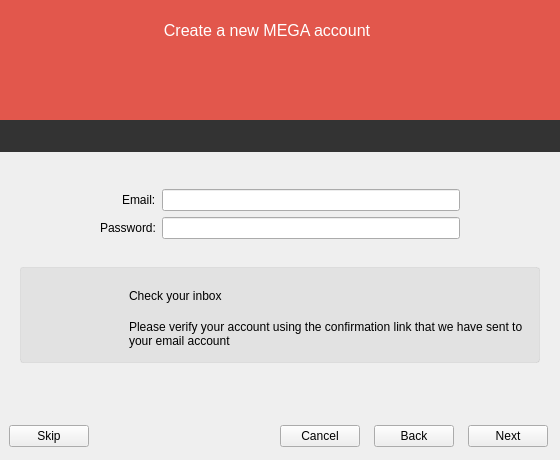
Above: src/MEGASync/gui/win/SetupWizard.ui from meganz/MEGAsync before the change. Below: the same form after it.
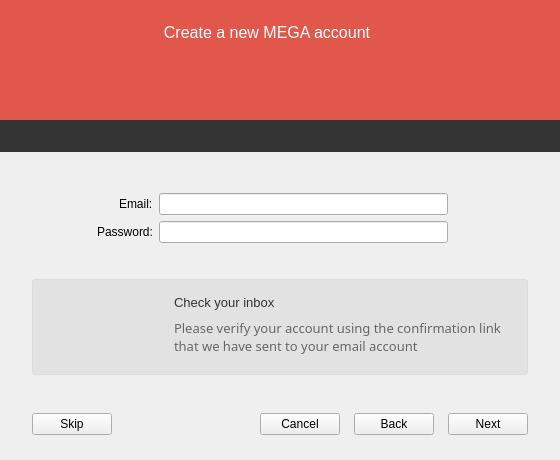
That is the form after the change. The open tabs and pages were chosen to show the change. Icons and pictures are not drawn. Custom widgets are drawn as their Qt base class.

Diff of the .ui file:
```diff
--- a/src/MEGASync/gui/win/SetupWizard.ui
+++ b/src/MEGASync/gui/win/SetupWizard.ui
@@ -18,7 +18,7 @@
   </property>
   <property name="maximumSize">
    <size>
-    <width>581</width>
+    <width>560</width>
     <height>460</height>
    </size>
   </property>
@@ -114,13 +114,13 @@
     <widget class="QWidget" name="wHeader" native="true">
      <property name="minimumSize">
       <size>
-       <width>0</width>
+       <width>560</width>
        <height>120</height>
       </size>
      </property>
      <property name="maximumSize">
       <size>
-       <width>16777215</width>
+       <width>560</width>
        <height>120</height>
       </size>
      </property>
@@ -144,7 +144,7 @@
           <number>0</number>
          </property>
          <property name="topMargin">
-          <number>0</number>
+          <number>5</number>
          </property>
          <property name="rightMargin">
           <number>0</number>
@@ -442,13 +442,13 @@
     <widget class="QStackedWidget" name="sPages">
      <property name="minimumSize">
       <size>
-       <width>0</width>
+       <width>560</width>
        <height>258</height>
       </size>
      </property>
      <property name="maximumSize">
       <size>
-       <width>16777215</width>
+       <width>560</width>
        <height>16777215</height>
       </size>
      </property>
@@ -789,16 +789,19 @@
       </property>
       <layout class="QVBoxLayout" name="verticalLayout_4">
        <property name="spacing">
-        <number>19</number>
+        <number>27</number>
        </property>
        <property name="leftMargin">
-        <number>20</number>
+        <number>32</number>
        </property>
        <property name="topMargin">
-        <number>25</number>
+        <number>40</number>
        </property>
        <property name="rightMargin">
-        <number>20</number>
+        <number>32</number>
+       </property>
+       <property name="bottomMargin">
+        <number>0</number>
        </property>
        <item>
         <widget class="QWidget" name="wLoginForm" native="true">
@@ -813,13 +816,13 @@
            <set>Qt::AlignRight|Qt::AlignTrailing|Qt::AlignVCenter</set>
           </property>
           <property name="leftMargin">
-           <number>80</number>
+           <number>65</number>
           </property>
           <property name="topMargin">
-           <number>12</number>
+           <number>1</number>
           </property>
           <property name="rightMargin">
-           <number>80</number>
+           <number>68</number>
           </property>
           <item row="1" column="0">
            <widget class="QLabel" name="lLoginEmail">
@@ -830,6 +833,18 @@
           </item>
           <item row="1" column="1">
            <widget class="QLineEdit" name="eLoginEmail">
+            <property name="minimumSize">
+             <size>
+              <width>289</width>
+              <height>0</height>
+             </size>
+            </property>
+            <property name="maximumSize">
+             <size>
+              <width>289</width>
+              <height>16777215</height>
+             </size>
+            </property>
             <property name="styleSheet">
              <string notr="true">background: none;</string>
             </property>
@@ -844,6 +859,18 @@
           </item>
           <item row="2" column="1">
            <widget class="QLineEdit" name="eLoginPassword">
+            <property name="minimumSize">
+             <size>
+              <width>289</width>
+              <height>0</height>
+             </size>
+            </property>
+            <property name="maximumSize">
+             <size>
+              <width>289</width>
+              <height>16777215</height>
+             </size>
+            </property>
             <property name="styleSheet">
              <string notr="true">background: none;</string>
             </property>
@@ -879,6 +906,21 @@
 }</string>
          </property>
          <layout class="QHBoxLayout" name="horizontalLayout_6">
+          <property name="spacing">
+           <number>27</number>
+          </property>
+          <property name="leftMargin">
+           <number>21</number>
+          </property>
+          <property name="topMargin">
+           <number>0</number>
+          </property>
+          <property name="rightMargin">
+           <number>21</number>
+          </property>
+          <property name="bottomMargin">
+           <number>0</number>
+          </property>
           <item>
            <widget class="QPushButton" name="bCheckInbox">
             <property name="minimumSize">
@@ -916,22 +958,40 @@
            <widget class="QWidget" name="wCheckInboxDesc" native="true">
             <layout class="QVBoxLayout" name="verticalLayout_15">
              <property name="spacing">
-              <number>0</number>
+              <number>4</number>
              </property>
              <property name="leftMargin">
               <number>0</number>
              </property>
              <property name="topMargin">
-              <number>0</number>
+              <number>13</number>
              </property>
              <property name="rightMargin">
               <number>0</number>
              </property>
              <property name="bottomMargin">
-              <number>0</number>
+              <number>16</number>
              </property>
              <item>
               <widget class="QLabel" name="lCheckInbox">
+               <property name="minimumSize">
+                <size>
+                 <width>0</width>
+                 <height>20</height>
+                </size>
+               </property>
+               <property name="maximumSize">
+                <size>
+                 <width>16777215</width>
+                 <height>20</height>
+                </size>
+               </property>
+               <property name="styleSheet">
+                <string notr="true">	color: #333333;
+	font-family: &quot;SF UI Text&quot;;
+	font-size: 13px;
+</string>
+               </property>
                <property name="text">
                 <string>Check your inbox</string>
                </property>
@@ -940,11 +1000,20 @@
              <item>
               <widget class="QLabel" name="lCheckInboxDesc">
                <property name="font">
-                <font/>
+                <font>
+                 <family>SF UI Text</family>
+                 <pointsize>-1</pointsize>
+                </font>
                </property>
                <property name="focusPolicy">
                 <enum>Qt::StrongFocus</enum>
                </property>
+               <property name="styleSheet">
+                <string notr="true">	color: #666666;
+	font-family: &quot;SF UI Text&quot;;
+	font-size: 13px;
+</string>
+               </property>
                <property name="text">
                 <string>Please verify your account using the confirmation link that we have sent to your email account</string>
                </property>
@@ -970,7 +1039,7 @@
          <property name="sizeHint" stdset="0">
           <size>
            <width>20</width>
-           <height>40</height>
+           <height>0</height>
           </size>
          </property>
         </spacer>
@@ -1954,13 +2023,13 @@
     <widget class="QWidget" name="wButtons" native="true">
      <property name="minimumSize">
       <size>
-       <width>0</width>
+       <width>560</width>
        <height>50</height>
       </size>
      </property>
      <property name="maximumSize">
       <size>
-       <width>16777215</width>
+       <width>560</width>
        <height>50</height>
       </size>
      </property>
@@ -1968,14 +2037,17 @@
       <property name="spacing">
        <number>14</number>
       </property>
+      <property name="leftMargin">
+       <number>32</number>
+      </property>
       <property name="topMargin">
-       <number>15</number>
+       <number>0</number>
       </property>
       <property name="rightMargin">
-       <number>12</number>
+       <number>32</number>
       </property>
       <property name="bottomMargin">
-       <number>13</number>
+       <number>22</number>
       </property>
       <item>
        <widget class="QPushButton" name="bSkip">
```
Left out of the diff: 87 changed lines with no effect on the pictures.
